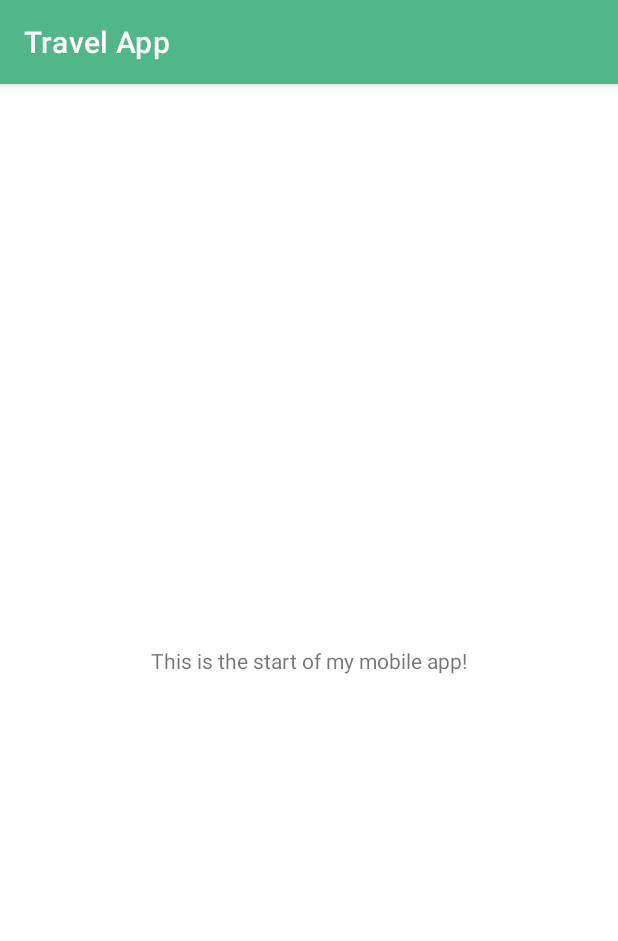
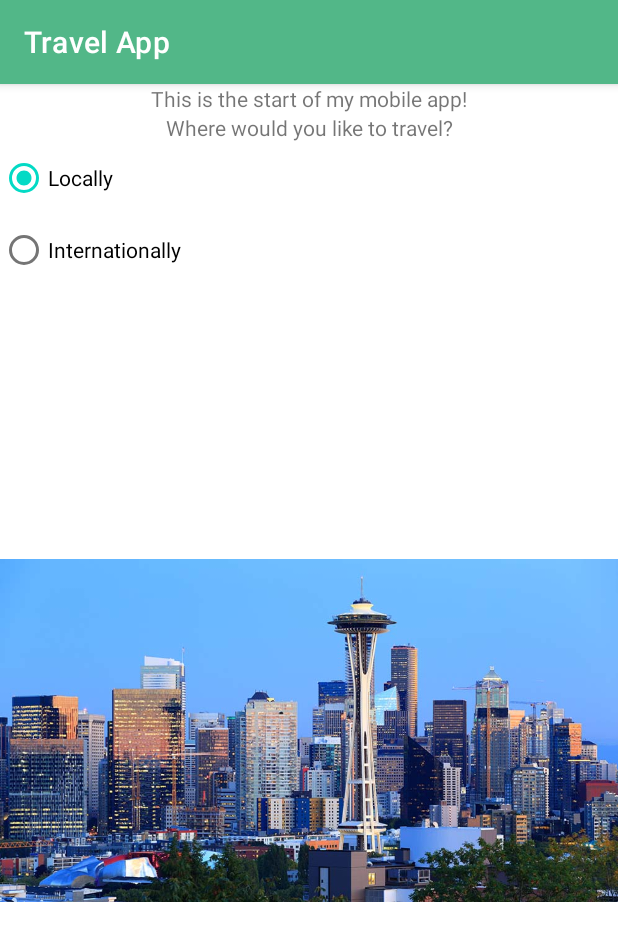
Before and after one commit to QuintonPrice/CPTR405-Project, an Android app: the screen it shows after launch (MainActivity), on a phone screen of 412 x 824 dp. Shown: the top 941 px of the screen. Run offline under Robolectric (Android 15) with nearby library versions, the phone set to English and light mode, and no system bars.

Commit message:
project-02 assignment

```diff
--- a/app/src/main/java/edu/wallawalla/cs/pricqu/travelapp/MainActivity.java
+++ b/app/src/main/java/edu/wallawalla/cs/pricqu/travelapp/MainActivity.java
@@ -1,8 +1,10 @@
 package edu.wallawalla.cs.pricqu.travelapp;
 
 import androidx.appcompat.app.AppCompatActivity;
-
+import android.widget.TextView;
 import android.os.Bundle;
+import android.widget.RadioButton;
+import android.view.View;
 
 public class MainActivity extends AppCompatActivity {
 
@@ -10,5 +12,20 @@ public class MainActivity extends AppCompatActivity {
     protected void onCreate(Bundle savedInstanceState) {
         super.onCreate(savedInstanceState);
         setContentView(R.layout.activity_main);
+        View mTravelRadio = findViewById(R.id.travel_radio);
+
+/*        public void onRadioButtonClicked(android.view.View view) {
+            // Which radio button was selected?
+            switch (view.getId()) {
+                case R.id.radio_yes:
+                    findViewById(R.id.radio_output.setText("Button1 has been chosen");
+                    // "Local" selected
+                    break;
+                case R.id.radio_no:
+                    // "International" selected
+                    break;
+            }
+        }*/
+
     }
 }
--- a/app/src/main/res/layout/activity_main.xml
+++ b/app/src/main/res/layout/activity_main.xml
@@ -7,12 +7,69 @@
     tools:context=".MainActivity">
 
     <TextView
+        android:id="@+id/welcome_text_view"
         android:layout_width="wrap_content"
         android:layout_height="wrap_content"
-        android:text="This is the start of my mobile app!"
-        app:layout_constraintBottom_toBottomOf="parent"
+        android:text="@string/this_is_the_start_of_my_mobile_app"
         app:layout_constraintLeft_toLeftOf="parent"
         app:layout_constraintRight_toRightOf="parent"
-        app:layout_constraintTop_toTopOf="parent" />
+        app:layout_constraintTop_toTopOf="parent"
+        android:layout_marginBottom="50dp" />
+
+    <TextView
+        android:id="@+id/travel_question"
+        android:text="@string/where_would_you_like_to_travel"
+        android:layout_height="wrap_content"
+        android:layout_width="wrap_content"
+        app:layout_constraintLeft_toLeftOf="parent"
+        app:layout_constraintRight_toRightOf="parent"
+        app:layout_constraintTop_toBottomOf="@id/welcome_text_view" />
+
+    <RadioGroup
+        android:id="@+id/travel_radio"
+        android:layout_width="fill_parent"
+        android:layout_height="wrap_content"
+        android:orientation="vertical"
+        app:layout_constraintTop_toBottomOf="@id/travel_question"
+        app:layout_constraintLeft_toLeftOf="parent"
+        app:layout_constraintRight_toRightOf="parent">
+
+        <RadioButton android:id="@+id/radio_local"
+            android:layout_width="wrap_content"
+            android:layout_height="wrap_content"
+            android:checked="true"
+            android:text="@string/locally" />
+
+        <RadioButton android:id="@+id/radio_international"
+            android:layout_width="wrap_content"
+            android:layout_height="wrap_content"
+            android:text="@string/internationally" />
+
+    </RadioGroup>
+
+    <TextView
+        android:id="@+id/radio_output"
+        android:text=""
+        android:layout_height="wrap_content"
+        android:layout_width="wrap_content"
+        app:layout_constraintLeft_toLeftOf="parent"
+        app:layout_constraintRight_toRightOf="parent"
+        app:layout_constraintTop_toBottomOf="@id/travel_radio" />
+
+    <ImageView
+        android:id="@+id/seattle_image"
+        android:layout_width="wrap_content"
+        android:layout_height="wrap_content"
+        app:layout_constraintTop_toBottomOf="@id/radio_output"
+        app:layout_constraintLeft_toLeftOf="parent"
+        app:layout_constraintRight_toRightOf="parent"
+        android:src="@drawable/seattle"
+        />
+
+
+<!-- Implement this instead of the RadioGroup above   <Spinner
+        android:id="@+id/destinationSpinner"
+        android:layout_width="match_parent"
+        android:layout_height="wrap_content" />-->
 
 </androidx.constraintlayout.widget.ConstraintLayout>
--- a/app/src/main/res/values/strings.xml
+++ b/app/src/main/res/values/strings.xml
@@ -1,3 +1,7 @@
 <resources>
     <string name="app_name">Travel App</string>
+    <string name="this_is_the_start_of_my_mobile_app">This is the start of my mobile app!</string>
+    <string name="where_would_you_like_to_travel">Where would you like to travel?</string>
+    <string name="internationally">Internationally</string>
+    <string name="locally">Locally</string>
 </resources>
```
Also changed, not shown: app/src/main/res/drawable/seattle.jpeg (added).
